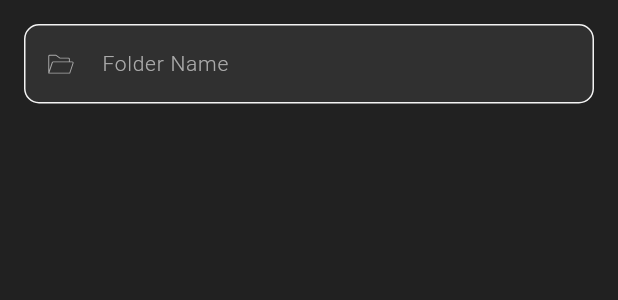
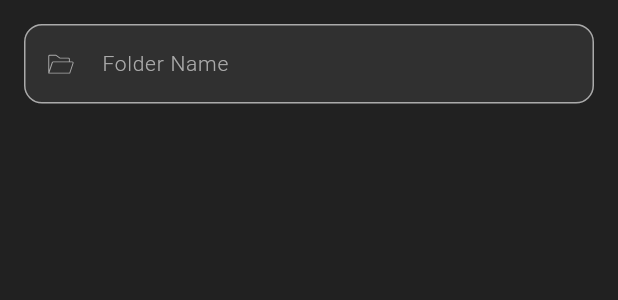
Before and after one commit to cyberfish-dev/pass-tool, a Flutter app: the AddFolderForm widget shown alone on an empty page, opened directly, on a phone screen of 412 x 824 dp. Shown: the top 300 px of the screen. Run offline on Flutter 3.47's test engine with Material 3 defaults, Android fonts, the phone set to English and light mode, and no system bars; our stand-ins replace phosphor_flutter; Roboto replaces fonts that are missing (SFProText).

Commit message:
input borders

```diff
--- a/flutter_app/lib/forms/folder_add.dart
+++ b/flutter_app/lib/forms/folder_add.dart
@@ -60,10 +60,6 @@ class AddFolderFormState extends FormBaseState<AddFolderForm, String> {
                   PhosphorIcons.folderOpen(PhosphorIconsStyle.thin),
                   size: 20,
                 ),
-                border: OutlineInputBorder(
-                  borderRadius: BorderRadius.circular(10),
-                  borderSide: const BorderSide(width: 1),
-                ),
               ),
               validator: _validateName,
             ),
--- a/flutter_app/lib/themes/colors.dart
+++ b/flutter_app/lib/themes/colors.dart
@@ -7,3 +7,5 @@ const accent = Color(0xFF10B981);
 const textSecondary = Color(0xffaaaaaa);
 final dividerColor = Color(0xffaaaaaa).withAlpha(5);
 final textPrimary = Color(0xFFFFFFFF).withAlpha(240);
+
+const errorColor = Color(0xfff2668b);
--- a/flutter_app/lib/themes/main.dart
+++ b/flutter_app/lib/themes/main.dart
@@ -35,9 +35,26 @@ final darkTeme = ThemeData.dark().copyWith(
     hintStyle: textTheme.bodyMedium?.copyWith(color: textSecondary),
     labelStyle: textTheme.bodyMedium?.copyWith(color: textSecondary),
     prefixIconColor: textSecondary,
+    errorStyle: textTheme.bodySmall?.copyWith(color: errorColor),
     border: OutlineInputBorder(
       borderRadius: BorderRadius.circular(12),
-      borderSide: BorderSide.none,
+      borderSide: BorderSide(color: textSecondary, width: 1),
+    ),
+    enabledBorder: OutlineInputBorder(
+            borderRadius: BorderRadius.circular(12),
+      borderSide: BorderSide(color: textSecondary, width: 1),
+    ),
+    focusedBorder: OutlineInputBorder(
+            borderRadius: BorderRadius.circular(12),
+      borderSide: BorderSide(color: accent, width: 1),
+    ),
+    focusedErrorBorder: OutlineInputBorder(
+            borderRadius: BorderRadius.circular(12),
+      borderSide: BorderSide(color: errorColor, width: 1),
+    ),
+    errorBorder: OutlineInputBorder(
+            borderRadius: BorderRadius.circular(12),
+      borderSide: BorderSide(color: errorColor, width: 1),
     ),
   ),
   bottomNavigationBarTheme: const BottomNavigationBarThemeData(
```
Also changed, not shown: flutter_app/lib/screens/vault_screen.dart (+12 -0 lines).
